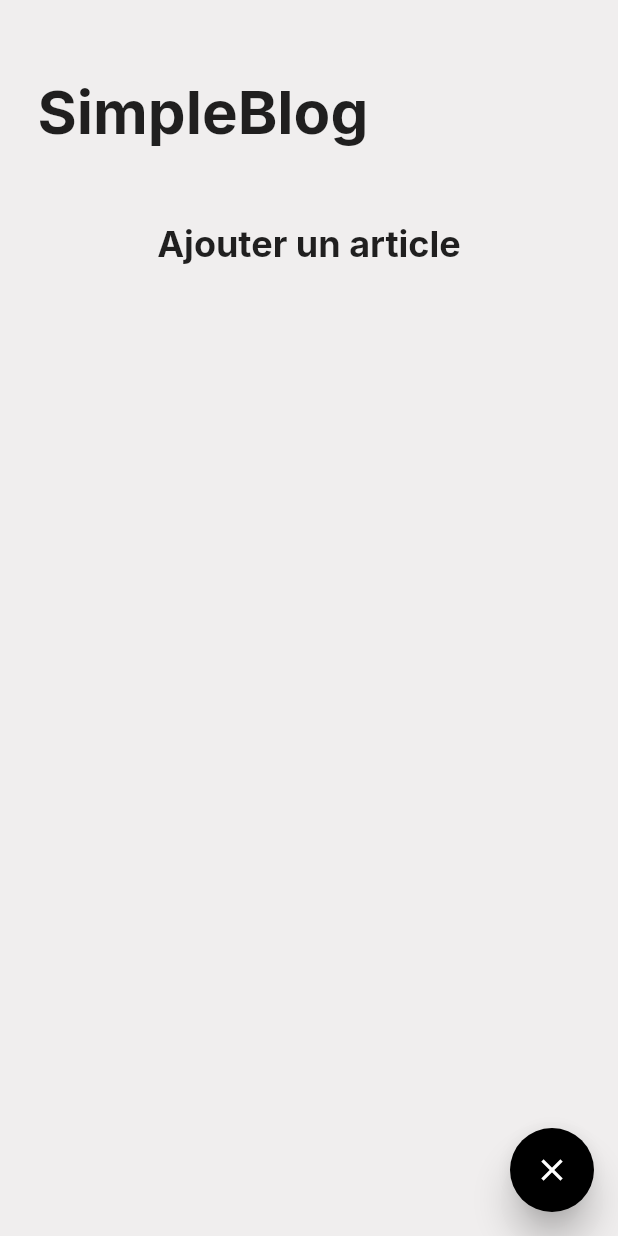
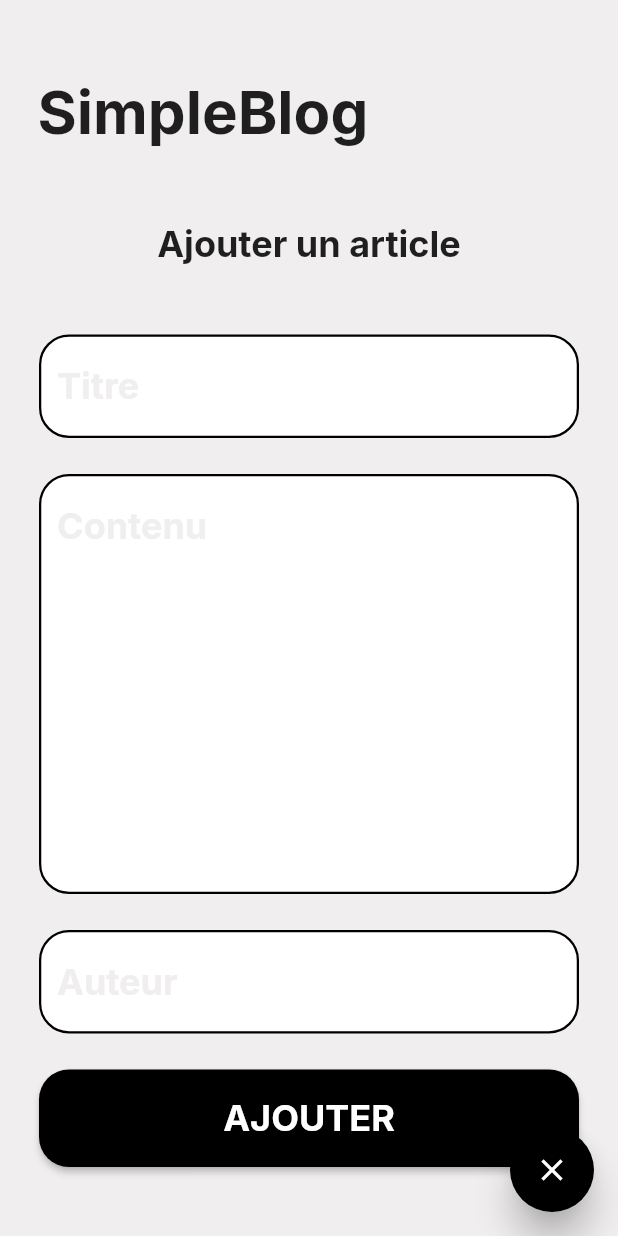
Before and after one commit to PapiHack/galsen-dev-wec-demo, a Flutter app: the ArticleCreationScreen screen opened by its route, on a phone screen of 412 x 824 dp. Run offline on Flutter 3.47's test engine with Material 2 defaults, Android fonts, the phone set to English and light mode, and no system bars; our stand-ins replace flutter_dotenv, google_fonts, sizer.

Commit message:
Article creation page design integration : done!

```diff
--- /dev/null
+++ b/simple_blog_app/lib/presentation/ui/custom_elevated_button.dart
@@ -0,0 +1,44 @@
+import 'package:flutter/material.dart';
+
+class CustomElevatedButton extends StatelessWidget {
+  final Widget child;
+  final void Function()? onPressed;
+  final EdgeInsetsGeometry? margin;
+  final double height;
+  final Color backgroundColor;
+  final double radius;
+  const CustomElevatedButton({
+    Key? key,
+    required this.child,
+    required this.onPressed,
+    this.margin = const EdgeInsets.symmetric(
+      horizontal: 26,
+      vertical: 12,
+    ),
+    this.height = 65,
+    this.backgroundColor = Colors.black,
+    this.radius = 20,
+  }) : super(key: key);
+
+  @override
+  Widget build(BuildContext context) {
+    return Container(
+      margin: margin,
+      height: height,
+      child: ElevatedButton(
+        style: ButtonStyle(
+          backgroundColor: MaterialStateProperty.all(
+            backgroundColor,
+          ),
+          shape: MaterialStateProperty.all<RoundedRectangleBorder>(
+            RoundedRectangleBorder(
+              borderRadius: BorderRadius.circular(radius),
+            ),
+          ),
+        ),
+        onPressed: onPressed,
+        child: child,
+      ),
+    );
+  }
+}
--- /dev/null
+++ b/simple_blog_app/lib/presentation/ui/custom_text_form_field.dart
@@ -0,0 +1,86 @@
+import 'package:flutter/material.dart';
+import 'package:google_fonts/google_fonts.dart';
+import 'package:simple_blog_app/config/config.dart';
+
+class CustomTextFormField extends StatelessWidget {
+  final TextEditingController controller;
+  final String hintText;
+  final String fieldName;
+  final bool isRequired;
+  final TextInputType? keyboardType;
+  final EdgeInsetsGeometry? margin;
+  final int? maxLines;
+  const CustomTextFormField({
+    Key? key,
+    required this.controller,
+    required this.hintText,
+    required this.fieldName,
+    this.isRequired = true,
+    this.keyboardType,
+    this.margin,
+    this.maxLines = 1,
+  }) : super(key: key);
+
+  @override
+  Widget build(BuildContext context) {
+    return Container(
+      margin: margin ?? EdgeInsets.symmetric(
+        horizontal: 26,
+        vertical: 12,
+      ),
+      child: TextFormField(
+        validator: (value) {
+          if (isRequired) {
+            if (value == null || value.isEmpty) {
+              return 'Champ "$fieldName" obligatoire.';
+            }
+          }
+          return null;
+        },
+        controller: controller,
+        keyboardType: TextInputType.text,
+        textAlign: TextAlign.justify,
+        maxLines: maxLines,
+        cursorColor: Colors.black,
+        style: GoogleFonts.inter(
+          fontSize: 20,
+          fontWeight: FontWeight.w700,
+          fontStyle: FontStyle.normal,
+          color: Colors.black,
+        ),
+        decoration: InputDecoration(
+          hintText: hintText,
+          filled: true,
+          fillColor: Colors.white,
+          focusedBorder: OutlineInputBorder(
+            borderRadius: BorderRadius.all(Radius.circular(20.0)),
+            borderSide: BorderSide(
+              color: AppColors.strokeInputActif,
+              width: 1.5,
+            ),
+          ),
+          hintStyle: GoogleFonts.inter(
+            fontSize: 24,
+            fontWeight: FontWeight.w700,
+            fontStyle: FontStyle.normal,
+            color: AppColors.background,
+          ),
+          enabledBorder: OutlineInputBorder(
+            borderRadius: BorderRadius.all(Radius.circular(20.0)),
+            borderSide: BorderSide(
+              color: Colors.black,
+              width: 1.5,
+            ),
+          ),
+          border: OutlineInputBorder(
+            borderRadius: BorderRadius.all(Radius.circular(20.0)),
+            borderSide: BorderSide(
+              color: Colors.black,
+              width: 1.5,
+            ),
+          ),
+        ),
+      ),
+    );
+  }
+}
--- a/simple_blog_app/lib/presentation/ui/ui.dart
+++ b/simple_blog_app/lib/presentation/ui/ui.dart
@@ -1 +1,3 @@
 export 'custom_floating_button.dart';
+export 'custom_text_form_field.dart';
+export 'custom_elevated_button.dart';
--- a/simple_blog_app/lib/presentation/views/article_creation_screen.dart
+++ b/simple_blog_app/lib/presentation/views/article_creation_screen.dart
@@ -22,22 +22,18 @@ class ArticleCreationScreen extends StatelessWidget {
             TitleWidget(
               title: 'SimpleBlog',
             ),
+            Center(
+              child: TitleWidget(
+                margin: EdgeInsets.only(
+                  top: 50,
+                ),
+                title: 'Ajouter un article',
+                fontSize: 24,
+              ),
+            ),
             Expanded(
-              child: SingleChildScrollView(
-                child: Column(
-                  children: [
-                    Center(
-                      child: TitleWidget(
-                        title: 'Ajouter un article',
-                        fontSize: 24,
-                        margin: EdgeInsets.only(
-                          top: 50,
-                          bottom: 20,
-                        ),
-                      ),
-                    ),
-                  ],
-                ),
+              child: Center(
+                child: ArticleFormCreationWidget(),
               ),
             ),
           ],
--- a/simple_blog_app/lib/presentation/widgets/articles/article_form_creation_widget.dart
+++ b/simple_blog_app/lib/presentation/widgets/articles/article_form_creation_widget.dart
@@ -1,10 +1,59 @@
 import 'package:flutter/material.dart';
+import 'package:google_fonts/google_fonts.dart';
+import 'package:simple_blog_app/data/data.dart';
+import 'package:simple_blog_app/presentation/presentation.dart';
 
-class ArticleFormCreationWidget extends StatelessWidget {
+class ArticleFormCreationWidget extends StatefulWidget {
   const ArticleFormCreationWidget({Key? key}) : super(key: key);
 
   @override
+  State<ArticleFormCreationWidget> createState() =>
+      _ArticleFormCreationWidgetState();
+}
+
+class _ArticleFormCreationWidgetState extends State<ArticleFormCreationWidget> {
+  final GlobalKey<FormState> _formKey = GlobalKey<FormState>();
+  final ArticleController _articleFormController = ArticleController();
+  @override
   Widget build(BuildContext context) {
-    return Container();
+    return SingleChildScrollView(
+      child: Form(
+        key: _formKey,
+        child: Column(
+          children: [
+            CustomTextFormField(
+              controller: _articleFormController.title,
+              hintText: 'Titre',
+              fieldName: 'titre',
+            ),
+            CustomTextFormField(
+              controller: _articleFormController.content,
+              hintText: 'Contenu',
+              fieldName: 'contenu',
+              maxLines: 10,
+            ),
+            CustomTextFormField(
+              controller: _articleFormController.author,
+              hintText: 'Auteur',
+              fieldName: 'auteur',
+            ),
+            CustomElevatedButton(
+              onPressed: () => {},
+              child: Center(
+                child: Text(
+                  'AJOUTER',
+                  style: GoogleFonts.inter(
+                    fontSize: 24,
+                    fontStyle: FontStyle.normal,
+                    fontWeight: FontWeight.w700,
+                    color: Colors.white,
+                  ),
+                ),
+              ),
+            ),
+          ],
+        ),
+      ),
+    );
   }
 }
```
